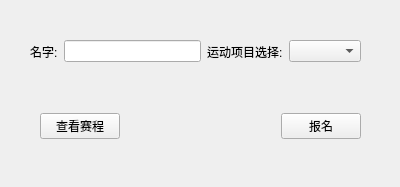
NGzzSupud/SchoolSport, file normalwindow.ui: the form before one commit.
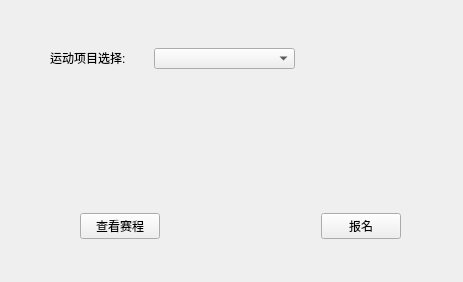
The form after the commit.

Patch:
```diff
--- a/normalwindow.ui
+++ b/normalwindow.ui
@@ -9,8 +9,8 @@
    <rect>
     <x>0</x>
     <y>0</y>
-    <width>400</width>
-    <height>187</height>
+    <width>463</width>
+    <height>282</height>
    </rect>
   </property>
   <property name="windowTitle">
@@ -19,8 +19,8 @@
   <widget class="QWidget" name="layoutWidget">
    <property name="geometry">
     <rect>
-     <x>40</x>
-     <y>110</y>
+     <x>80</x>
+     <y>210</y>
      <width>321</width>
      <height>33</height>
     </rect>
@@ -55,40 +55,28 @@
     </item>
    </layout>
   </widget>
-  <widget class="QWidget" name="">
+  <widget class="QComboBox" name="comboBox_sports">
    <property name="geometry">
     <rect>
-     <x>30</x>
-     <y>40</y>
-     <width>331</width>
-     <height>23</height>
+     <x>154</x>
+     <y>48</y>
+     <width>141</width>
+     <height>21</height>
     </rect>
    </property>
-   <layout class="QHBoxLayout" name="horizontalLayout_2">
-    <property name="sizeConstraint">
-     <enum>QLayout::SetDefaultConstraint</enum>
-    </property>
-    <item>
-     <widget class="QLabel" name="label_2">
-      <property name="text">
-       <string>名字:</string>
-      </property>
-     </widget>
-    </item>
-    <item>
-     <widget class="QLineEdit" name="lineEdit_name"/>
-    </item>
-    <item>
-     <widget class="QLabel" name="label">
-      <property name="text">
-       <string>运动项目选择:</string>
-      </property>
-     </widget>
-    </item>
-    <item>
-     <widget class="QComboBox" name="comboBox_sports"/>
-    </item>
-   </layout>
+  </widget>
+  <widget class="QLabel" name="label">
+   <property name="geometry">
+    <rect>
+     <x>50</x>
+     <y>50</y>
+     <width>98</width>
+     <height>16</height>
+    </rect>
+   </property>
+   <property name="text">
+    <string>运动项目选择:</string>
+   </property>
   </widget>
  </widget>
  <resources/>
```
